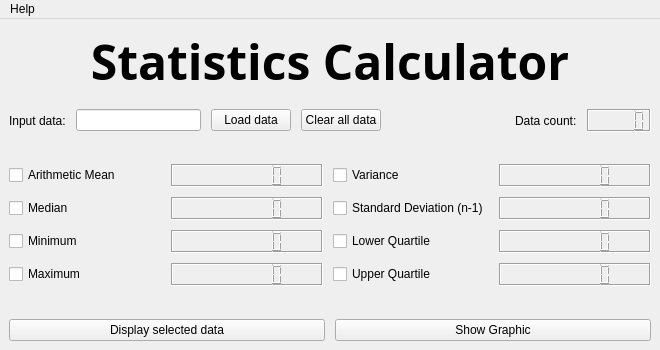
Before: the Qt Designer form statistics-calculator/mainwindow.ui in ignabelitzky/statistic-calculator, drawn with Qt 5.
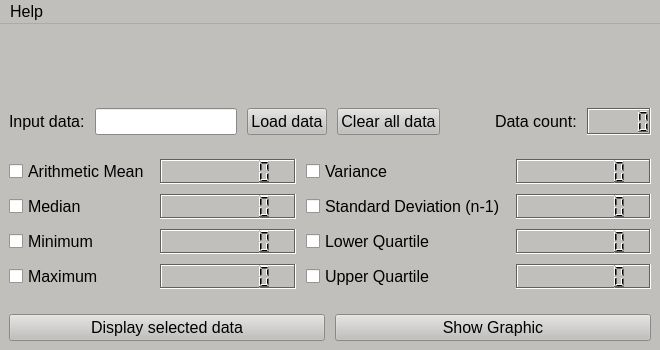
After: the same form once the commit is applied. Icons and pictures are not drawn.

What changed in the file:
```diff
--- a/statistics-calculator/mainwindow.ui
+++ b/statistics-calculator/mainwindow.ui
@@ -31,6 +31,453 @@
     <height>350</height>
    </size>
   </property>
+  <property name="palette">
+   <palette>
+    <active>
+     <colorrole role="WindowText">
+      <brush brushstyle="SolidPattern">
+       <color alpha="255">
+        <red>0</red>
+        <green>0</green>
+        <blue>0</blue>
+       </color>
+      </brush>
+     </colorrole>
+     <colorrole role="Button">
+      <brush brushstyle="SolidPattern">
+       <color alpha="255">
+        <red>192</red>
+        <green>191</green>
+        <blue>188</blue>
+       </color>
+      </brush>
+     </colorrole>
+     <colorrole role="Light">
+      <brush brushstyle="SolidPattern">
+       <color alpha="255">
+        <red>255</red>
+        <green>255</green>
+        <blue>255</blue>
+       </color>
+      </brush>
+     </colorrole>
+     <colorrole role="Midlight">
+      <brush brushstyle="SolidPattern">
+       <color alpha="255">
+        <red>223</red>
+        <green>223</green>
+        <blue>221</blue>
+       </color>
+      </brush>
+     </colorrole>
+     <colorrole role="Dark">
+      <brush brushstyle="SolidPattern">
+       <color alpha="255">
+        <red>96</red>
+        <green>96</green>
+        <blue>94</blue>
+       </color>
+      </brush>
+     </colorrole>
+     <colorrole role="Mid">
+      <brush brushstyle="SolidPattern">
+       <color alpha="255">
+        <red>128</red>
+        <green>127</green>
+        <blue>125</blue>
+       </color>
+      </brush>
+     </colorrole>
+     <colorrole role="Text">
+      <brush brushstyle="SolidPattern">
+       <color alpha="255">
+        <red>0</red>
+        <green>0</green>
+        <blue>0</blue>
+       </color>
+      </brush>
+     </colorrole>
+     <colorrole role="BrightText">
+      <brush brushstyle="SolidPattern">
+       <color alpha="255">
+        <red>255</red>
+        <green>255</green>
+        <blue>255</blue>
+       </color>
+      </brush>
+     </colorrole>
+     <colorrole role="ButtonText">
+      <brush brushstyle="SolidPattern">
+       <color alpha="255">
+        <red>0</red>
+        <green>0</green>
+        <blue>0</blue>
+       </color>
+      </brush>
+     </colorrole>
+     <colorrole role="Base">
+      <brush brushstyle="SolidPattern">
+       <color alpha="255">
+        <red>255</red>
+        <green>255</green>
+        <blue>255</blue>
+       </color>
+      </brush>
+     </colorrole>
+     <colorrole role="Window">
+      <brush brushstyle="SolidPattern">
+       <color alpha="255">
+        <red>192</red>
+        <green>191</green>
+        <blue>188</blue>
+       </color>
+      </brush>
+     </colorrole>
+     <colorrole role="Shadow">
+      <brush brushstyle="SolidPattern">
+       <color alpha="255">
+        <red>0</red>
+        <green>0</green>
+        <blue>0</blue>
+       </color>
+      </brush>
+     </colorrole>
+     <colorrole role="AlternateBase">
+      <brush brushstyle="SolidPattern">
+       <color alpha="255">
+        <red>223</red>
+        <green>223</green>
+        <blue>221</blue>
+       </color>
+      </brush>
+     </colorrole>
+     <colorrole role="ToolTipBase">
+      <brush brushstyle="SolidPattern">
+       <color alpha="255">
+        <red>255</red>
+        <green>255</green>
+        <blue>220</blue>
+       </color>
+      </brush>
+     </colorrole>
+     <colorrole role="ToolTipText">
+      <brush brushstyle="SolidPattern">
+       <color alpha="255">
+        <red>0</red>
+        <green>0</green>
+        <blue>0</blue>
+       </color>
+      </brush>
+     </colorrole>
+     <colorrole role="PlaceholderText">
+      <brush brushstyle="SolidPattern">
+       <color alpha="128">
+        <red>0</red>
+        <green>0</green>
+        <blue>0</blue>
+       </color>
+      </brush>
+     </colorrole>
+    </active>
+    <inactive>
+     <colorrole role="WindowText">
+      <brush brushstyle="SolidPattern">
+       <color alpha="255">
+        <red>0</red>
+        <green>0</green>
+        <blue>0</blue>
+       </color>
+      </brush>
+     </colorrole>
+     <colorrole role="Button">
+      <brush brushstyle="SolidPattern">
+       <color alpha="255">
+        <red>192</red>
+        <green>191</green>
+        <blue>188</blue>
+       </color>
+      </brush>
+     </colorrole>
+     <colorrole role="Light">
+      <brush brushstyle="SolidPattern">
+       <color alpha="255">
+        <red>255</red>
+        <green>255</green>
+        <blue>255</blue>
+       </color>
+      </brush>
+     </colorrole>
+     <colorrole role="Midlight">
+      <brush brushstyle="SolidPattern">
+       <color alpha="255">
+        <red>223</red>
+        <green>223</green>
+        <blue>221</blue>
+       </color>
+      </brush>
+     </colorrole>
+     <colorrole role="Dark">
+      <brush brushstyle="SolidPattern">
+       <color alpha="255">
+        <red>96</red>
+        <green>96</green>
+        <blue>94</blue>
+       </color>
+      </brush>
+     </colorrole>
+     <colorrole role="Mid">
+      <brush brushstyle="SolidPattern">
+       <color alpha="255">
+        <red>128</red>
+        <green>127</green>
+        <blue>125</blue>
+       </color>
+      </brush>
+     </colorrole>
+     <colorrole role="Text">
+      <brush brushstyle="SolidPattern">
+       <color alpha="255">
+        <red>0</red>
+        <green>0</green>
+        <blue>0</blue>
+       </color>
+      </brush>
+     </colorrole>
+     <colorrole role="BrightText">
+      <brush brushstyle="SolidPattern">
+       <color alpha="255">
+        <red>255</red>
+        <green>255</green>
+        <blue>255</blue>
+       </color>
+      </brush>
+     </colorrole>
+     <colorrole role="ButtonText">
+      <brush brushstyle="SolidPattern">
+       <color alpha="255">
+        <red>0</red>
+        <green>0</green>
+        <blue>0</blue>
+       </color>
+      </brush>
+     </colorrole>
+     <colorrole role="Base">
+      <brush brushstyle="SolidPattern">
+       <color alpha="255">
+        <red>255</red>
+        <green>255</green>
+        <blue>255</blue>
+       </color>
+      </brush>
+     </colorrole>
+     <colorrole role="Window">
+      <brush brushstyle="SolidPattern">
+       <color alpha="255">
+        <red>192</red>
+        <green>191</green>
+        <blue>188</blue>
+       </color>
+      </brush>
+     </colorrole>
+     <colorrole role="Shadow">
+      <brush brushstyle="SolidPattern">
+       <color alpha="255">
+        <red>0</red>
+        <green>0</green>
+        <blue>0</blue>
+       </color>
+      </brush>
+     </colorrole>
+     <colorrole role="AlternateBase">
+      <brush brushstyle="SolidPattern">
+       <color alpha="255">
+        <red>223</red>
+        <green>223</green>
+        <blue>221</blue>
+       </color>
+      </brush>
+     </colorrole>
+     <colorrole role="ToolTipBase">
+      <brush brushstyle="SolidPattern">
+       <color alpha="255">
+        <red>255</red>
+        <green>255</green>
+        <blue>220</blue>
+       </color>
+      </brush>
+     </colorrole>
+     <colorrole role="ToolTipText">
+      <brush brushstyle="SolidPattern">
+       <color alpha="255">
+        <red>0</red>
+        <green>0</green>
+        <blue>0</blue>
+       </color>
+      </brush>
+     </colorrole>
+     <colorrole role="PlaceholderText">
+      <brush brushstyle="SolidPattern">
+       <color alpha="128">
+        <red>0</red>
+        <green>0</green>
+        <blue>0</blue>
+       </color>
+      </brush>
+     </colorrole>
+    </inactive>
+    <disabled>
+     <colorrole role="WindowText">
+      <brush brushstyle="SolidPattern">
+       <color alpha="255">
+        <red>96</red>
+        <green>96</green>
+        <blue>94</blue>
+       </color>
+      </brush>
+     </colorrole>
+     <colorrole role="Button">
+      <brush brushstyle="SolidPattern">
+       <color alpha="255">
+        <red>192</red>
+        <green>191</green>
+        <blue>188</blue>
+       </color>
+      </brush>
+     </colorrole>
+     <colorrole role="Light">
+      <brush brushstyle="SolidPattern">
+       <color alpha="255">
+        <red>255</red>
+        <green>255</green>
+        <blue>255</blue>
+       </color>
+      </brush>
+     </colorrole>
+     <colorrole role="Midlight">
+      <brush brushstyle="SolidPattern">
+       <color alpha="255">
+        <red>223</red>
+        <green>223</green>
+        <blue>221</blue>
+       </color>
+      </brush>
+     </colorrole>
+     <colorrole role="Dark">
+      <brush brushstyle="SolidPattern">
+       <color alpha="255">
+        <red>96</red>
+        <green>96</green>
+        <blue>94</blue>
+       </color>
+      </brush>
+     </colorrole>
+     <colorrole role="Mid">
+      <brush brushstyle="SolidPattern">
+       <color alpha="255">
+        <red>128</red>
+        <green>127</green>
+        <blue>125</blue>
+       </color>
+      </brush>
+     </colorrole>
+     <colorrole role="Text">
+      <brush brushstyle="SolidPattern">
+       <color alpha="255">
+        <red>96</red>
+        <green>96</green>
+        <blue>94</blue>
+       </color>
+      </brush>
+     </colorrole>
+     <colorrole role="BrightText">
+      <brush brushstyle="SolidPattern">
+       <color alpha="255">
+        <red>255</red>
+        <green>255</green>
+        <blue>255</blue>
+       </color>
+      </brush>
+     </colorrole>
+     <colorrole role="ButtonText">
+      <brush brushstyle="SolidPattern">
+       <color alpha="255">
+        <red>96</red>
+        <green>96</green>
+        <blue>94</blue>
+       </color>
+      </brush>
+     </colorrole>
+     <colorrole role="Base">
+      <brush brushstyle="SolidPattern">
+       <color alpha="255">
+        <red>192</red>
+        <green>191</green>
+        <blue>188</blue>
+       </color>
+      </brush>
+     </colorrole>
+     <colorrole role="Window">
+      <brush brushstyle="SolidPattern">
+       <color alpha="255">
+        <red>192</red>
+        <green>191</green>
+        <blue>188</blue>
+       </color>
+      </brush>
+     </colorrole>
+     <colorrole role="Shadow">
+      <brush brushstyle="SolidPattern">
+       <color alpha="255">
+        <red>0</red>
+        <green>0</green>
+        <blue>0</blue>
+       </color>
+      </brush>
+     </colorrole>
+     <colorrole role="AlternateBase">
+      <brush brushstyle="SolidPattern">
+       <color alpha="255">
+        <red>192</red>
+        <green>191</green>
+        <blue>188</blue>
+       </color>
+      </brush>
+     </colorrole>
+     <colorrole role="ToolTipBase">
+      <brush brushstyle="SolidPattern">
+       <color alpha="255">
+        <red>255</red>
+        <green>255</green>
+        <blue>220</blue>
+       </color>
+      </brush>
+     </colorrole>
+     <colorrole role="ToolTipText">
+      <brush brushstyle="SolidPattern">
+       <color alpha="255">
+        <red>0</red>
+        <green>0</green>
+        <blue>0</blue>
+       </color>
+      </brush>
+     </colorrole>
+     <colorrole role="PlaceholderText">
+      <brush brushstyle="SolidPattern">
+       <color alpha="128">
+        <red>0</red>
+        <green>0</green>
+        <blue>0</blue>
+       </color>
+      </brush>
+     </colorrole>
+    </disabled>
+   </palette>
+  </property>
+  <property name="font">
+   <font>
+    <pointsize>12</pointsize>
+   </font>
+  </property>
   <property name="windowTitle">
    <string>MainWindow</string>
   </property>
@@ -59,7 +506,13 @@
          </font>
         </property>
         <property name="text">
-         <string>Statistics Calculator</string>
+         <string/>
+        </property>
+        <property name="pixmap">
+         <pixmap resource="resources.qrc">:/images/calculator_title.png</pixmap>
+        </property>
+        <property name="scaledContents">
+         <bool>true</bool>
         </property>
         <property name="alignment">
          <set>Qt::AlignCenter</set>
@@ -369,7 +822,7 @@
      <x>0</x>
      <y>0</y>
      <width>660</width>
-     <height>24</height>
+     <height>25</height>
     </rect>
    </property>
    <widget class="QMenu" name="menuAbout">
```
Left out of the diff: 10 changed lines with no effect on the pictures.
